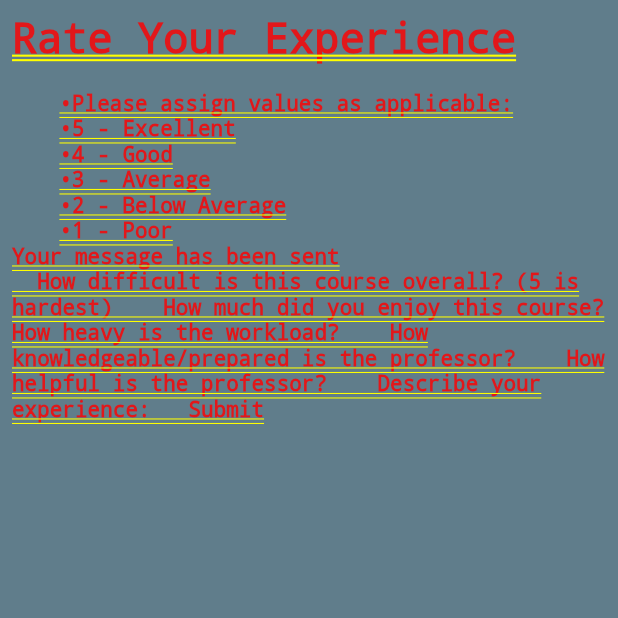
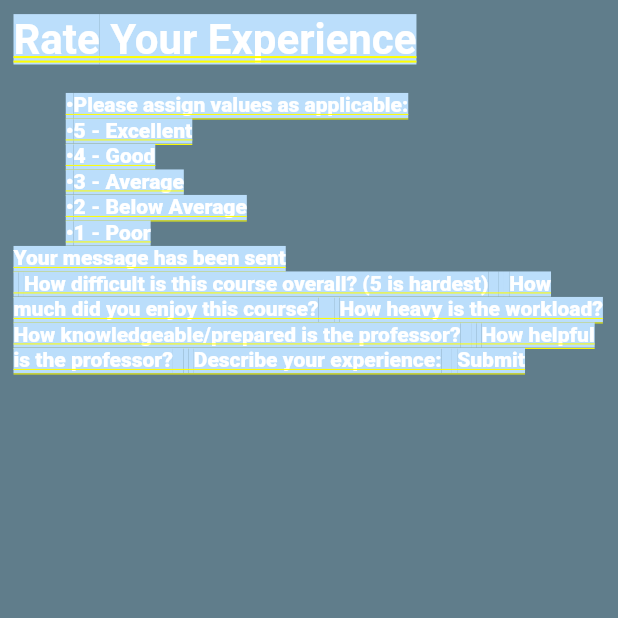
Before and after one commit to ojalmaps/slug-school, a Flutter app: the screen it shows after launch, after a tap on "Test HTML Form Page", on a phone screen of 412 x 824 dp, the top half of it. Run offline on Flutter 3.47's test engine with Material 2 defaults, Android fonts, the phone set to English and light mode, and no system bars; drawn by our look-alikes of flutter_html; our stand-ins replace charts_flutter, cloud_firestore, csv, firebase_auth, firebase_core, hexcolor and 1 more; missing offline and left inert: dart:html, dart:js, load; accounts and stored records are empty; Roboto replaces fonts that are missing (Segoe UI).

Commit message:
manually translated CSS specifications to dart; got half way thru for the form BUT I GIVE UP MANgit add lib/screens/formpage.dart ! will redesign formpage.dart and form.dart to just use straight flutter

```diff
--- a/Flutter/slug_app/lib/screens/formpage.dart
+++ b/Flutter/slug_app/lib/screens/formpage.dart
@@ -7,10 +7,12 @@
 // the dependencies included in the pubspec.yaml file (since flutter_html and flutter_webview)
 // seem to be mutually exclusive
 
+import 'package:charts_flutter/flutter.dart';
 import 'package:flutter/material.dart';
-import '../components/form.dart';
+// import '../components/form.dart';
 import 'package:flutter_html/flutter_html.dart';
-import 'package:flutter_html/image_render.dart';
+import 'package:flutter_html/style.dart';
+import 'package:hexcolor/hexcolor.dart';
 // import 'dart:js';
 // import 'dart:html' as html;
 // import 'dart:ui' as ui;
@@ -52,7 +54,7 @@ class FormPage extends StatelessWidget {
           <title>Anonymous Rating Form</title>
           <link href="https://maxcdn.bootstrapcdn.com/font-awesome/4.7.0/css/font-awesome.min.css" rel="stylesheet" integrity="sha384-wvfXpqpZZVQGK6TAh5PVlGOfQNHSoD2xbE+QkPxCAFlNEevoEH3Sl0sibVcOQVnN" crossorigin="anonymous">
           <link rel="stylesheet" href="https://cdnjs.cloudflare.com/ajax/libs/animate.css/3.5.2/animate.css" />
-          <link rel="stylesheet" href="../components/QuickForm/style.css">
+
         </head>
         <body>
           <div class="container">
@@ -108,13 +110,86 @@ class FormPage extends StatelessWidget {
         </body>
         </html>
         """,
-    );
+      style: {
+        "body": Style(
+          backgroundColor:  Colors.blue.shade100,
+          color: Colors.white,
+          fontFamily: 'Segoe UI',
+          padding: EdgeInsets.all(1),
+        ),
+
+        "container": Style(
+          width: 1170,
+          padding: EdgeInsets.all(1),
+        ),
+
+        "ul": Style(
+          padding: EdgeInsets.all(0),
+        ),
+
+        "brand": Style(
+          textAlign: TextAlign.center,
+        ),
+
+        "brand span": Style(
+          color: Colors.white,
+        ),
+
+        // "wrapper": Style(
+        //   textShadow: Shadow(offset: 0, ),
+
+        // )
+
+        "wrapper > *": Style(
+          padding: EdgeInsets.all(1),
+        ),
+
+        "rating-description": Style(
+          backgroundColor: Colors.lightBlue.shade100,
+        ),
+
+        "rating-description h3, rating-description ul": Style(
+          textAlign: TextAlign.left,
+          padding: const EdgeInsets.only(
+            left: 0,
+            top: 0,
+            right: 0,
+            bottom: 1,
+          ),
+        ),
+
+        "questions": Style(
+          backgroundColor: Colors.lightBlue.shade50,
+        ),
+
+        "contact form": Style(
+          display: Display.INLINE,
+        ),
+
+        "contact form label": Style(
+          display: Display.BLOCK,
+        ),
+
+        "contact form button, contact form input, contact form textarea": Style(
+          padding: EdgeInsets.all(1),
+          border: Border.all(
+            color: Colors.lightBlue.shade100,
+            width: 1,
+            style: BorderStyle.solid,
+          )
+        ),
+
+
+    });
 
     return MaterialApp(
       title: _title,
       home: Container(
         child: html,
         color: Colors.blueGrey,
+        // padding: EdgeInsets.symmetric(horizontal: 20, vertical: 20),
+        height: 300,
+        width: 300,
       ),
     );
   }
```
